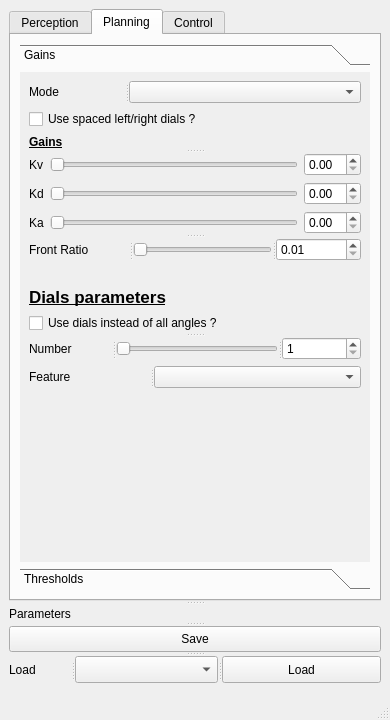
This is perception_bolide/src_vizu/gui/ui_files/uiapp.ui in SorbonneUniversityBolideContributors/course_2024_pkgs as Qt 5 draws it before an edit. The edited form follows.
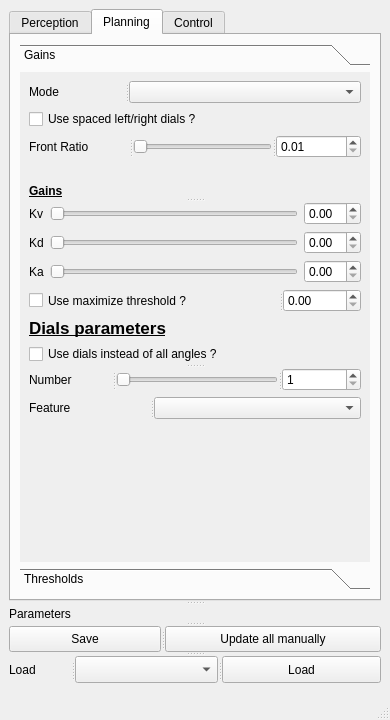
This is the edited form. The open tabs and pages were chosen to show the change.

Commit message: added new button to update param manually, 1 navigation mode and a new feature "maximize threshold"

Diff of the .ui file:
```diff
--- a/perception_bolide/src_vizu/gui/ui_files/uiapp.ui
+++ b/perception_bolide/src_vizu/gui/ui_files/uiapp.ui
@@ -526,7 +526,7 @@
               <x>0</x>
               <y>0</y>
               <width>336</width>
-              <height>409</height>
+              <height>429</height>
              </rect>
             </property>
             <attribute name="label">
@@ -554,7 +554,48 @@
               </widget>
              </item>
              <item>
-              <widget class="QSplitter" name="splitter_14">
+              <widget class="QSplitter" name="splitter_18">
+               <property name="orientation">
+                <enum>Qt::Horizontal</enum>
+               </property>
+               <widget class="QLabel" name="label_38">
+                <property name="text">
+                 <string>Front Ratio</string>
+                </property>
+               </widget>
+               <widget class="QSlider" name="frontRatioSlider">
+                <property name="minimum">
+                 <number>1</number>
+                </property>
+                <property name="maximum">
+                 <number>100</number>
+                </property>
+                <property name="orientation">
+                 <enum>Qt::Horizontal</enum>
+                </property>
+               </widget>
+               <widget class="QDoubleSpinBox" name="frontRatioSpinBox">
+                <property name="minimum">
+                 <double>0.010000000000000</double>
+                </property>
+                <property name="maximum">
+                 <double>1.000000000000000</double>
+                </property>
+                <property name="singleStep">
+                 <double>0.010000000000000</double>
+                </property>
+               </widget>
+              </widget>
+             </item>
+             <item>
+              <widget class="QLabel" name="label_17">
+               <property name="text">
+                <string/>
+               </property>
+              </widget>
+             </item>
+             <item>
+              <widget class="QSplitter" name="splitter_11">
                <property name="orientation">
                 <enum>Qt::Vertical</enum>
                </property>
@@ -655,45 +696,26 @@
                  </item>
                 </layout>
                </widget>
-               <widget class="QSplitter" name="splitter_18">
-                <property name="orientation">
-                 <enum>Qt::Horizontal</enum>
-                </property>
-                <widget class="QLabel" name="label_38">
-                 <property name="text">
-                  <string>Front Ratio</string>
-                 </property>
-                </widget>
-                <widget class="QSlider" name="frontRatioSlider">
-                 <property name="minimum">
-                  <number>1</number>
-                 </property>
-                 <property name="maximum">
-                  <number>100</number>
-                 </property>
-                 <property name="orientation">
-                  <enum>Qt::Horizontal</enum>
-                 </property>
-                </widget>
-                <widget class="QDoubleSpinBox" name="frontRatioSpinBox">
-                 <property name="minimum">
-                  <double>0.010000000000000</double>
-                 </property>
-                 <property name="maximum">
-                  <double>1.000000000000000</double>
-                 </property>
-                 <property name="singleStep">
-                  <double>0.010000000000000</double>
-                 </property>
-                </widget>
-               </widget>
               </widget>
              </item>
              <item>
-              <widget class="QLabel" name="label_17">
-               <property name="text">
-                <string/>
+              <widget class="QSplitter" name="splitter_14">
+               <property name="orientation">
+                <enum>Qt::Horizontal</enum>
                </property>
+               <widget class="QCheckBox" name="useMaximiseThresholdCheckBox_2">
+                <property name="text">
+                 <string>Use maximize threshold ?</string>
+                </property>
+               </widget>
+               <widget class="QDoubleSpinBox" name="maximizeThresholdSpinBox">
+                <property name="maximum">
+                 <double>1.000000000000000</double>
+                </property>
+                <property name="singleStep">
+                 <double>0.010000000000000</double>
+                </property>
+               </widget>
               </widget>
              </item>
              <item>
@@ -1083,6 +1105,11 @@
           <string>Save</string>
          </property>
         </widget>
+        <widget class="QPushButton" name="updateParamPushButton">
+         <property name="text">
+          <string>Update all manually</string>
+         </property>
+        </widget>
        </widget>
        <widget class="QSplitter" name="splitter_7">
         <property name="orientation">
```
Left out of the diff: 88 changed lines with no effect on the pictures. The commit also changes 4 other files.
